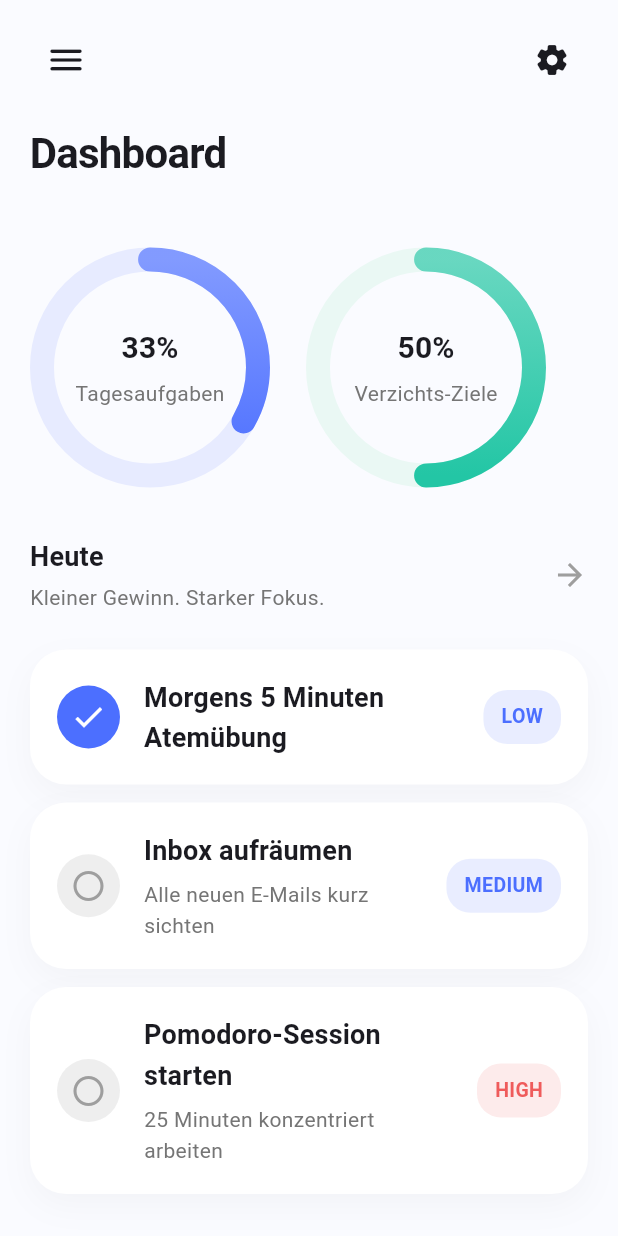
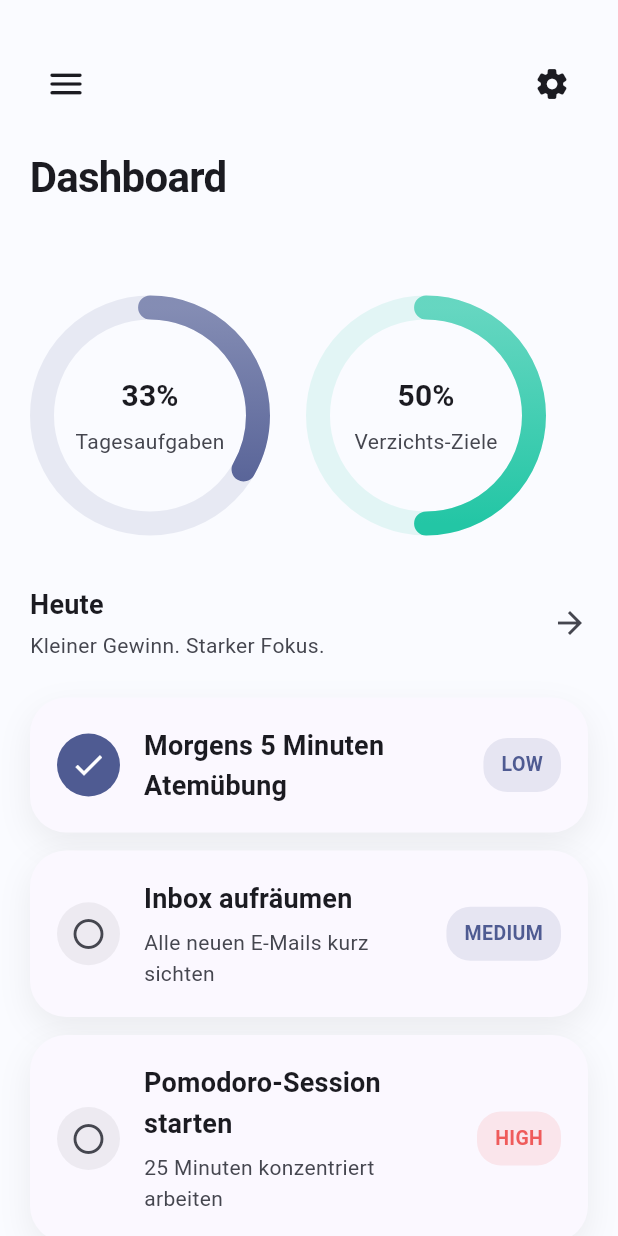
Before and after one commit to philippstrick17/FokusApp-V2, a Flutter app: the screen it shows after launch, in the side drawer, after a tap on the "settings" icon, on a phone screen of 412 x 824 dp. Run offline on Flutter 3.47's test engine with Material 3 defaults, Android fonts, the phone set to English and light mode, and no system bars; our stand-ins replace confetti, shared_preferences.

Commit message:
feat: add ui fixes. add darkmode fixes

```diff
--- a/lib/main.dart
+++ b/lib/main.dart
@@ -1,4 +1,5 @@
 import 'package:flutter/material.dart';
+import 'package:flutter/services.dart';
 import 'package:provider/provider.dart';
 import 'package:fokus_app_v2/providers/app_state.dart';
 import 'package:fokus_app_v2/screens/home_screen.dart';
@@ -10,6 +11,110 @@ void main() {
 class FokusApp extends StatelessWidget {
   const FokusApp({super.key});
 
+  static const Color _lightSeed = Color(0xFF4C6FFF);
+  static const Color _darkSeed = Color(0xFF7C99FF);
+
+  ThemeData _buildLightTheme() {
+    final colorScheme = ColorScheme.fromSeed(seedColor: _lightSeed, brightness: Brightness.light);
+
+    return ThemeData(
+      useMaterial3: true,
+      brightness: Brightness.light,
+      colorScheme: colorScheme,
+      scaffoldBackgroundColor: const Color(0xFFFAFBFF),
+      primaryColor: _lightSeed,
+      appBarTheme: AppBarTheme(
+        backgroundColor: Colors.transparent,
+        elevation: 0,
+        iconTheme: IconThemeData(color: colorScheme.onSurface),
+        titleTextStyle: TextStyle(color: colorScheme.onSurface, fontSize: 20, fontWeight: FontWeight.w700),
+      ),
+      cardTheme: CardThemeData(
+        color: Colors.white,
+        elevation: 0,
+        shadowColor: Colors.black.withAlpha(12),
+        shape: RoundedRectangleBorder(borderRadius: BorderRadius.circular(24)),
+      ),
+      dialogTheme: DialogThemeData(
+        backgroundColor: Colors.white,
+        shape: RoundedRectangleBorder(borderRadius: BorderRadius.circular(24)),
+      ),
+      elevatedButtonTheme: ElevatedButtonThemeData(
+        style: ElevatedButton.styleFrom(
+          backgroundColor: colorScheme.primary,
+          foregroundColor: colorScheme.onPrimary,
+          shape: RoundedRectangleBorder(borderRadius: BorderRadius.circular(20)),
+          elevation: 0,
+        ),
+      ),
+      inputDecorationTheme: InputDecorationTheme(
+        filled: true,
+        fillColor: const Color(0xFFF1F5FF),
+        border: OutlineInputBorder(borderRadius: BorderRadius.circular(12)),
+      ),
+      switchTheme: SwitchThemeData(
+        thumbColor: WidgetStateProperty.resolveWith((states) => colorScheme.primary),
+        trackColor: WidgetStateProperty.resolveWith((states) => colorScheme.primary.withAlpha(90)),
+      ),
+      textTheme: const TextTheme(
+        headlineSmall: TextStyle(fontSize: 28, fontWeight: FontWeight.w700, letterSpacing: -0.5),
+        titleMedium: TextStyle(fontSize: 18, fontWeight: FontWeight.w600),
+        bodyMedium: TextStyle(fontSize: 15, height: 1.5),
+      ),
+    );
+  }
+
+  ThemeData _buildDarkTheme() {
+    final colorScheme = ColorScheme.fromSeed(seedColor: _darkSeed, brightness: Brightness.dark);
+
+    return ThemeData(
+      useMaterial3: true,
+      brightness: Brightness.dark,
+      colorScheme: colorScheme,
+      scaffoldBackgroundColor: const Color(0xFF0F172A),
+      primaryColor: _darkSeed,
+      appBarTheme: AppBarTheme(
+        backgroundColor: Colors.transparent,
+        elevation: 0,
+        iconTheme: IconThemeData(color: colorScheme.onSurface),
+        titleTextStyle: TextStyle(color: colorScheme.onSurface, fontSize: 20, fontWeight: FontWeight.w700),
+        systemOverlayStyle: SystemUiOverlayStyle.light,
+      ),
+      cardTheme: CardThemeData(
+        color: const Color(0xFF111827),
+        elevation: 0,
+        shadowColor: Colors.black.withAlpha(24),
+        shape: RoundedRectangleBorder(borderRadius: BorderRadius.circular(24)),
+      ),
+      dialogTheme: DialogThemeData(
+        backgroundColor: const Color(0xFF111827),
+        shape: RoundedRectangleBorder(borderRadius: BorderRadius.circular(24)),
+      ),
+      elevatedButtonTheme: ElevatedButtonThemeData(
+        style: ElevatedButton.styleFrom(
+          backgroundColor: colorScheme.primary,
+          foregroundColor: colorScheme.onPrimary,
+          shape: RoundedRectangleBorder(borderRadius: BorderRadius.circular(20)),
+          elevation: 0,
+        ),
+      ),
+      inputDecorationTheme: InputDecorationTheme(
+        filled: true,
+        fillColor: const Color(0xFF1E293B),
+        border: OutlineInputBorder(borderRadius: BorderRadius.circular(12)),
+      ),
+      switchTheme: SwitchThemeData(
+        thumbColor: WidgetStateProperty.resolveWith((states) => colorScheme.primary),
+        trackColor: WidgetStateProperty.resolveWith((states) => colorScheme.primary.withAlpha(90)),
+      ),
+      textTheme: const TextTheme(
+        headlineSmall: TextStyle(fontSize: 28, fontWeight: FontWeight.w700, letterSpacing: -0.5),
+        titleMedium: TextStyle(fontSize: 18, fontWeight: FontWeight.w600),
+        bodyMedium: TextStyle(fontSize: 15, height: 1.5),
+      ),
+    );
+  }
+
   @override
   Widget build(BuildContext context) {
     return ChangeNotifierProvider(
@@ -19,29 +124,9 @@ class FokusApp extends StatelessWidget {
           return MaterialApp(
             debugShowCheckedModeBanner: false,
             title: 'FokusApp V2',
-            theme: appState.darkModeEnabled
-                ? ThemeData(
-                    brightness: Brightness.dark,
-                    scaffoldBackgroundColor: const Color(0xFF111827),
-                    primaryColor: const Color(0xFF7C99FF),
-                    colorScheme: ColorScheme.fromSeed(seedColor: const Color(0xFF7C99FF), brightness: Brightness.dark),
-                    textTheme: const TextTheme(
-                      headlineSmall: TextStyle(fontSize: 28, fontWeight: FontWeight.w700, letterSpacing: -0.5),
-                      titleMedium: TextStyle(fontSize: 18, fontWeight: FontWeight.w600),
-                      bodyMedium: TextStyle(fontSize: 15, height: 1.5),
-                    ),
-                  )
-                : ThemeData(
-                    brightness: Brightness.light,
-                    scaffoldBackgroundColor: const Color(0xFFFAFBFF),
-                    primaryColor: const Color(0xFF4C6FFF),
-                    colorScheme: ColorScheme.fromSeed(seedColor: const Color(0xFF4C6FFF)),
-                    textTheme: const TextTheme(
-                      headlineSmall: TextStyle(fontSize: 28, fontWeight: FontWeight.w700, letterSpacing: -0.5),
-                      titleMedium: TextStyle(fontSize: 18, fontWeight: FontWeight.w600),
-                      bodyMedium: TextStyle(fontSize: 15, height: 1.5),
-                    ),
-                  ),
+            theme: _buildLightTheme(),
+            darkTheme: _buildDarkTheme(),
+            themeMode: appState.darkModeEnabled ? ThemeMode.dark : ThemeMode.light,
             home: const HomeScreen(),
           );
         },
--- a/lib/screens/dashboard_screen.dart
+++ b/lib/screens/dashboard_screen.dart
@@ -43,10 +43,16 @@ class _DashboardScreenState extends State<DashboardScreen> {
     final recentTasks = appState.tasks.take(3).toList();
     final recentGoals = appState.goals.take(2).toList();
 
+    final colorScheme = Theme.of(context).colorScheme;
+    final onSurface = colorScheme.onSurface;
+    final primaryColor = colorScheme.primary;
+    const accentGreen = Color(0xFF23C6A5);
+
     return Scaffold(
       body: Stack(
         children: [
           SafeArea(
+            minimum: const EdgeInsets.only(top: 16),
             child: SingleChildScrollView(
               child: Padding(
                 padding: const EdgeInsets.symmetric(horizontal: 20, vertical: 16),
@@ -60,16 +66,16 @@ class _DashboardScreenState extends State<DashboardScreen> {
                       children: [
                         DonutChart(
                           progress: appState.taskCompletionRatio,
-                          color: const Color(0xFF4C6FFF),
-                          backgroundColor: const Color(0xFFE7EBFF),
+                          color: primaryColor,
+                          backgroundColor: primaryColor.withAlpha(28),
                           label: 'Tagesaufgaben',
                           valueLabel: '${(appState.taskCompletionRatio * 100).round()}%',
                         ),
                         const SizedBox(width: 24),
                         DonutChart(
                           progress: appState.goalCompletionRatio,
-                          color: const Color(0xFF23C6A5),
-                          backgroundColor: const Color(0xFFEAF8F4),
+                          color: accentGreen,
+                          backgroundColor: accentGreen.withAlpha(28),
                           label: 'Verzichts-Ziele',
                           valueLabel: '${(appState.goalCompletionRatio * 100).round()}%',
                         ),
@@ -91,7 +97,7 @@ class _DashboardScreenState extends State<DashboardScreen> {
                             )),
                         if (recentTasks.isEmpty) ...[
                           const SizedBox(height: 20),
-                          Center(child: Text('Noch keine Aufgaben. Füge eine in Aufgaben hinzu.', style: TextStyle(color: Colors.grey.shade600))),
+                          Center(child: Text('Noch keine Aufgaben. Füge eine in Aufgaben hinzu.', style: TextStyle(color: onSurface.withAlpha(140)))),
                         ],
                         const SizedBox(height: 28),
                         _SectionHeader(
@@ -106,7 +112,7 @@ class _DashboardScreenState extends State<DashboardScreen> {
                             )),
                         if (recentGoals.isEmpty) ...[
                           const SizedBox(height: 20),
-                          Center(child: Text('Noch keine Verzichts-Ziele. Lege eines in Verzichte an.', style: TextStyle(color: Colors.grey.shade600))),
+                          Center(child: Text('Noch keine Verzichts-Ziele. Lege eines in Verzichte an.', style: TextStyle(color: onSurface.withAlpha(140)))),
                         ],
                       ],
                     ),
@@ -160,10 +166,10 @@ class _SectionHeader extends StatelessWidget {
           children: [
             Text(title, style: Theme.of(context).textTheme.titleMedium?.copyWith(fontWeight: FontWeight.w700)),
             const SizedBox(height: 4),
-            Text(description, style: TextStyle(color: Colors.grey.shade600, fontSize: 14)),
+            Text(description, style: TextStyle(color: Theme.of(context).colorScheme.onSurfaceVariant, fontSize: 14)),
           ],
         ),
-        Icon(Icons.arrow_forward, color: Colors.grey.shade500),
+        Icon(Icons.arrow_forward, color: Theme.of(context).colorScheme.onSurfaceVariant),
       ],
     );
 
@@ -190,6 +196,11 @@ class _TaskCard extends StatelessWidget {
 
   @override
   Widget build(BuildContext context) {
+    final colorScheme = Theme.of(context).colorScheme;
+    final surface = Theme.of(context).cardColor;
+    final onSurfaceVariant = colorScheme.onSurfaceVariant;
+    final shadowColor = Theme.of(context).shadowColor.withAlpha(16);
+
     return InkWell(
       onTap: () {
         context.read<AppState>().toggleTaskCompleted(task.id);
@@ -199,10 +210,10 @@ class _TaskCard extends StatelessWidget {
       child: Container(
         padding: const EdgeInsets.all(18),
         decoration: BoxDecoration(
-          color: Colors.white,
+          color: surface,
           borderRadius: BorderRadius.circular(24),
           boxShadow: [
-            BoxShadow(color: Colors.black.withAlpha(8), blurRadius: 18, offset: const Offset(0, 8)),
+            BoxShadow(color: shadowColor, blurRadius: 18, offset: const Offset(0, 8)),
           ],
         ),
         child: Row(
@@ -211,10 +222,13 @@ class _TaskCard extends StatelessWidget {
               width: 42,
               height: 42,
               decoration: BoxDecoration(
-                color: task.completed ? const Color(0xFF4C6FFF) : Colors.grey.shade200,
+                color: task.completed ? colorScheme.primary : colorScheme.onSurface.withAlpha(16),
                 shape: BoxShape.circle,
               ),
-              child: Icon(task.completed ? Icons.check : Icons.circle_outlined, color: task.completed ? Colors.white : Colors.grey.shade500),
+              child: Icon(
+                task.completed ? Icons.check : Icons.circle_outlined,
+                color: task.completed ? colorScheme.onPrimary : colorScheme.onSurfaceVariant,
+              ),
             ),
             const SizedBox(width: 16),
             Expanded(
@@ -224,7 +238,7 @@ class _TaskCard extends StatelessWidget {
                   Text(task.title, style: Theme.of(context).textTheme.titleMedium?.copyWith(fontWeight: FontWeight.w600)),
                   if (task.description.isNotEmpty) ...[
                     const SizedBox(height: 6),
-                    Text(task.description, style: TextStyle(color: Colors.grey.shade600, fontSize: 14)),
+                    Text(task.description, style: TextStyle(color: onSurfaceVariant, fontSize: 14)),
                   ],
                 ],
               ),
@@ -233,10 +247,17 @@ class _TaskCard extends StatelessWidget {
             Container(
               padding: const EdgeInsets.symmetric(horizontal: 12, vertical: 8),
               decoration: BoxDecoration(
-                color: task.priority == TaskPriority.high ? const Color(0xFFEF5B5B).withAlpha(31) : const Color(0xFF4C6FFF).withAlpha(31),
+                color: task.priority == TaskPriority.high ? const Color(0xFFEF5B5B).withAlpha(31) : colorScheme.primary.withAlpha(31),
                 borderRadius: BorderRadius.circular(16),
               ),
-              child: Text(getPriorityLabel(task.priority), style: TextStyle(color: task.priority == TaskPriority.high ? const Color(0xFFEF5B5B) : const Color(0xFF4C6FFF), fontWeight: FontWeight.w600, fontSize: 13)),
+              child: Text(
+                getPriorityLabel(task.priority),
+                style: TextStyle(
+                  color: task.priority == TaskPriority.high ? const Color(0xFFEF5B5B) : colorScheme.primary,
+                  fontWeight: FontWeight.w600,
+                  fontSize: 13,
+                ),
+              ),
             ),
           ],
         ),
@@ -253,6 +274,11 @@ class _GoalCard extends StatelessWidget {
 
   @override
   Widget build(BuildContext context) {
+    final colorScheme = Theme.of(context).colorScheme;
+    final surface = Theme.of(context).cardColor;
+    final onSurfaceVariant = colorScheme.onSurfaceVariant;
+    final shadowColor = Theme.of(context).shadowColor.withAlpha(16);
+
     return InkWell(
       onTap: () {
         context.read<AppState>().toggleGoalCompleted(goal.id);
@@ -262,10 +288,10 @@ class _GoalCard extends StatelessWidget {
       child: Container(
         padding: const EdgeInsets.all(18),
         decoration: BoxDecoration(
-          color: Colors.white,
+          color: surface,
           borderRadius: BorderRadius.circular(24),
           boxShadow: [
-            BoxShadow(color: Colors.black.withAlpha(8), blurRadius: 18, offset: const Offset(0, 8)),
+            BoxShadow(color: shadowColor, blurRadius: 18, offset: const Offset(0, 8)),
           ],
         ),
         child: Row(
@@ -286,7 +312,7 @@ class _GoalCard extends StatelessWidget {
                 children: [
                   Text(goal.title, style: Theme.of(context).textTheme.titleMedium?.copyWith(fontWeight: FontWeight.w600)),
                   const SizedBox(height: 6),
-                  Text('Streak: ${goal.currentStreak} Tage · Erfolge: ${goal.successCount}', style: TextStyle(color: Colors.grey.shade600, fontSize: 13)),
+                  Text('Streak: ${goal.currentStreak} Tage · Erfolge: ${goal.successCount}', style: TextStyle(color: onSurfaceVariant, fontSize: 13)),
                 ],
               ),
             ),
@@ -294,10 +320,17 @@ class _GoalCard extends StatelessWidget {
             Container(
               padding: const EdgeInsets.symmetric(horizontal: 12, vertical: 8),
               decoration: BoxDecoration(
-                color: goal.completedToday ? const Color(0xFF23C6A5).withAlpha(36) : Colors.grey.shade100,
+                color: goal.completedToday ? const Color(0xFF23C6A5).withAlpha(36) : colorScheme.onSurface.withAlpha(12),
                 borderRadius: BorderRadius.circular(16),
               ),
-              child: Text(goal.completedToday ? 'Erledigt' : 'Offen', style: TextStyle(color: goal.completedToday ? const Color(0xFF23C6A5) : Colors.grey.shade700, fontWeight: FontWeight.w600, fontSize: 13)),
+              child: Text(
+                goal.completedToday ? 'Erledigt' : 'Offen',
+                style: TextStyle(
+                  color: goal.completedToday ? const Color(0xFF23C6A5) : onSurfaceVariant,
+                  fontWeight: FontWeight.w600,
+                  fontSize: 13,
+                ),
+              ),
             ),
           ],
         ),
--- a/lib/screens/home_screen.dart
+++ b/lib/screens/home_screen.dart
@@ -23,6 +23,7 @@ class _HomeScreenState extends State<HomeScreen> {
       key: _scaffoldKey,
       drawer: Drawer(
         child: SafeArea(
+          minimum: const EdgeInsets.only(top: 16),
           child: Padding(
             padding: const EdgeInsets.symmetric(horizontal: 20, vertical: 24),
             child: Column(
@@ -71,6 +72,7 @@ class _HomeScreenState extends State<HomeScreen> {
         ),
       ),
       body: SafeArea(
+        minimum: const EdgeInsets.only(top: 16),
         child: Column(
           children: [
             const SizedBox(height: 16),
--- a/lib/widgets/donut_chart.dart
+++ b/lib/widgets/donut_chart.dart
@@ -37,7 +37,7 @@ class DonutChart extends StatelessWidget {
             children: [
               Text(valueLabel, style: Theme.of(context).textTheme.titleMedium?.copyWith(fontSize: 20, fontWeight: FontWeight.w700)),
               const SizedBox(height: 6),
-              Text(label, style: TextStyle(color: Colors.grey.shade600, fontSize: 14)),
+              Text(label, style: TextStyle(color: Theme.of(context).colorScheme.onSurfaceVariant, fontSize: 14)),
             ],
           ),
         ],
```
Also changed, not shown: lib/screens/abstinence_screen.dart (+18 -10 lines), lib/screens/tasks_screen.dart (+20 -12 lines), 27 other files.
